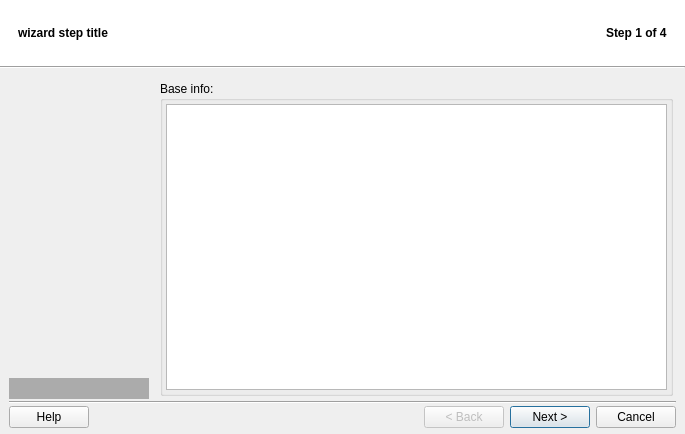
This is src/q4wine-gui/uis/Wizard.ui in brezerk/q4wine as Qt 5 draws it before an edit. The edited form follows.
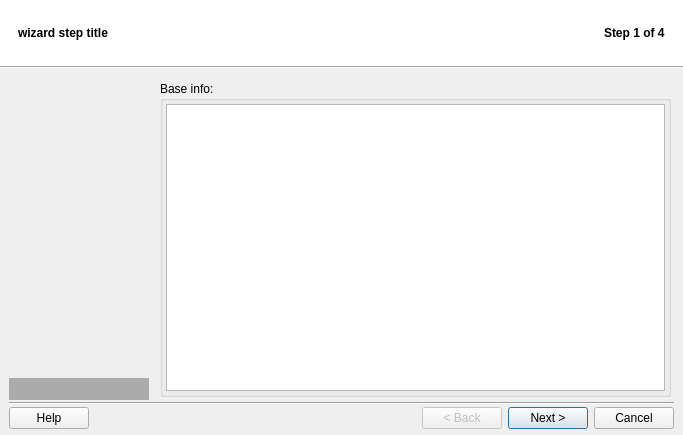
This is the edited form. The open tabs and pages were chosen to show the change. Icons and pictures are not drawn.

```diff
--- a/src/q4wine-gui/uis/Wizard.ui
+++ b/src/q4wine-gui/uis/Wizard.ui
@@ -10,8 +10,8 @@
    <rect>
     <x>0</x>
     <y>0</y>
-    <width>685</width>
-    <height>434</height>
+    <width>683</width>
+    <height>435</height>
    </rect>
   </property>
   <property name="windowTitle">
@@ -472,8 +472,8 @@
                    <string notr="true">&lt;!DOCTYPE HTML PUBLIC &quot;-//W3C//DTD HTML 4.0//EN&quot; &quot;http://www.w3.org/TR/REC-html40/strict.dtd&quot;&gt;
 &lt;html&gt;&lt;head&gt;&lt;meta name=&quot;qrichtext&quot; content=&quot;1&quot; /&gt;&lt;style type=&quot;text/css&quot;&gt;
 p, li { white-space: pre-wrap; }
-&lt;/style&gt;&lt;/head&gt;&lt;body style=&quot; font-family:'Sans Serif'; font-size:9pt; font-weight:400; font-style:normal;&quot;&gt;
-&lt;p style=&quot;-qt-paragraph-type:empty; margin-top:0px; margin-bottom:0px; margin-left:0px; margin-right:0px; -qt-block-indent:0; text-indent:0px; font-family:'Verdana'; font-size:11pt;&quot;&gt;&lt;/p&gt;&lt;/body&gt;&lt;/html&gt;</string>
+&lt;/style&gt;&lt;/head&gt;&lt;body style=&quot; font-family:'Verdana'; font-size:11pt; font-weight:400; font-style:normal;&quot;&gt;
+&lt;p style=&quot;-qt-paragraph-type:empty; margin-top:0px; margin-bottom:0px; margin-left:0px; margin-right:0px; -qt-block-indent:0; text-indent:0px;&quot;&gt;&lt;/p&gt;&lt;/body&gt;&lt;/html&gt;</string>
                   </property>
                   <property name="textInteractionFlags">
                    <set>Qt::LinksAccessibleByMouse|Qt::TextSelectableByMouse</set>
```
Left out of the diff: 10 changed lines with no effect on the pictures.
